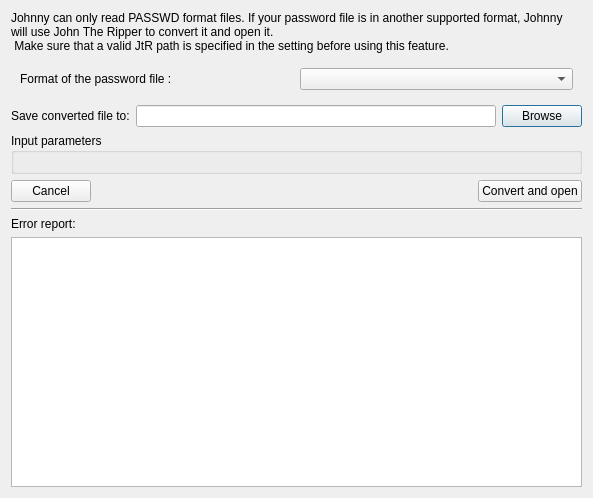
The window that forms/openotherformatfiledialog.ui (openwall/johnny) describes before a commit, drawn with Qt 5.
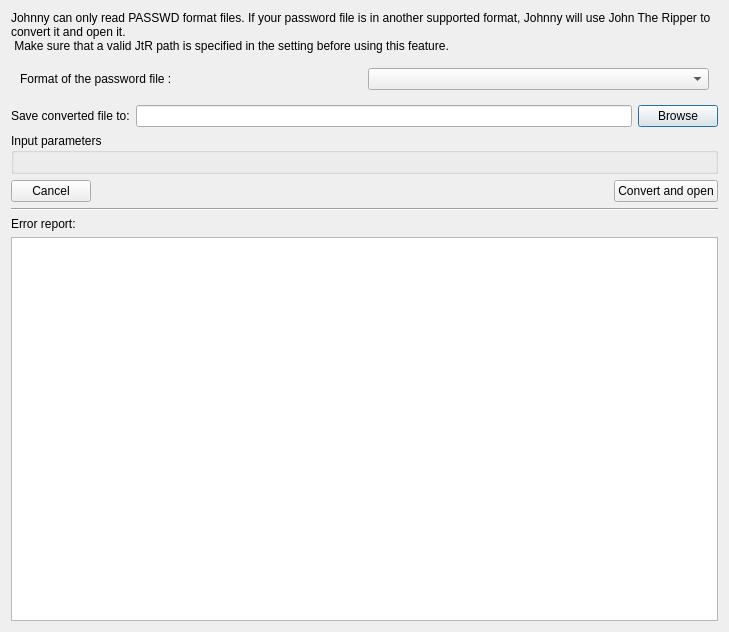
The same window after the commit.

Commit message: Continue working on *2john.

The edit to the form file:
```diff
--- a/forms/openotherformatfiledialog.ui
+++ b/forms/openotherformatfiledialog.ui
@@ -6,8 +6,8 @@
    <rect>
     <x>0</x>
     <y>0</y>
-    <width>593</width>
-    <height>498</height>
+    <width>729</width>
+    <height>632</height>
    </rect>
   </property>
   <property name="windowTitle">
```
The commit also changes 1 other file.
